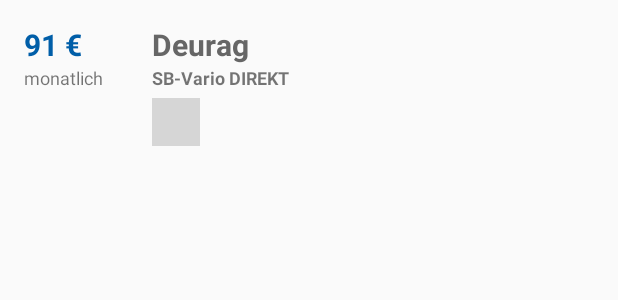
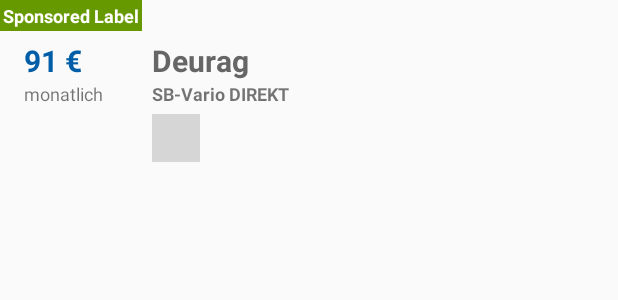
Before and after one commit to liviuignat/rs.android, an Android app: the layout tariffs_list_item.xml on its own in the app's theme, with its tools: preview values and no code run, on a phone screen of 412 x 824 dp. Shown: the top 300 px of the screen. Run offline under Robolectric (Android 15) with nearby library versions, the phone set to English and light mode, and no system bars; plain views replace TariffNote_; grey boxes are pictures that could not be loaded.

Commit message:
Add tariff sponsoring details

```diff
--- a/app/src/main/res/layout/tariffs_list_item.xml
+++ b/app/src/main/res/layout/tariffs_list_item.xml
@@ -5,7 +5,22 @@
     android:layout_width="match_parent"
     android:layout_height="match_parent">
 
+    <TextView
+        android:id="@+id/sponsored_label"
+        android:layout_width="wrap_content"
+        android:layout_height="wrap_content"
+        android:layout_marginTop="0dp"
+        android:layout_marginLeft="0dp"
+        android:textStyle="bold"
+        android:textColor="@android:color/white"
+        android:background="@android:color/holo_green_dark"
+        android:textSize="12dp"
+        android:padding="2dp"
+        android:text="Sponsored Label"
+        android:layout_marginBottom="-10dp"/>
+
     <LinearLayout
+        android:id="@+id/tariff_row"
         android:orientation="vertical"
         android:layout_width="match_parent"
         android:layout_height="match_parent"
```
Also changed, not shown: app/src/main/java/com/c24/rs/app/adapters/TariffListItemView.java (+13 -1 lines), app/src/main/java/com/c24/rs/bl/models/TariffDetails.java (+13 -0 lines), app/src/main/java/com/c24/rs/bl/models/TariffSponsoringDetail.java (added, +16 -0 lines), app/src/main/java/com/c24/rs/http/converters/Json2TariffDetailsConverter.java (+11 -1 lines), app/src/main/java/com/c24/rs/http/converters/Json2TariffSponsoringDetailsConverter.java (added, +18 -0 lines). Lines whose indentation alone changed are shown as unchanged.
